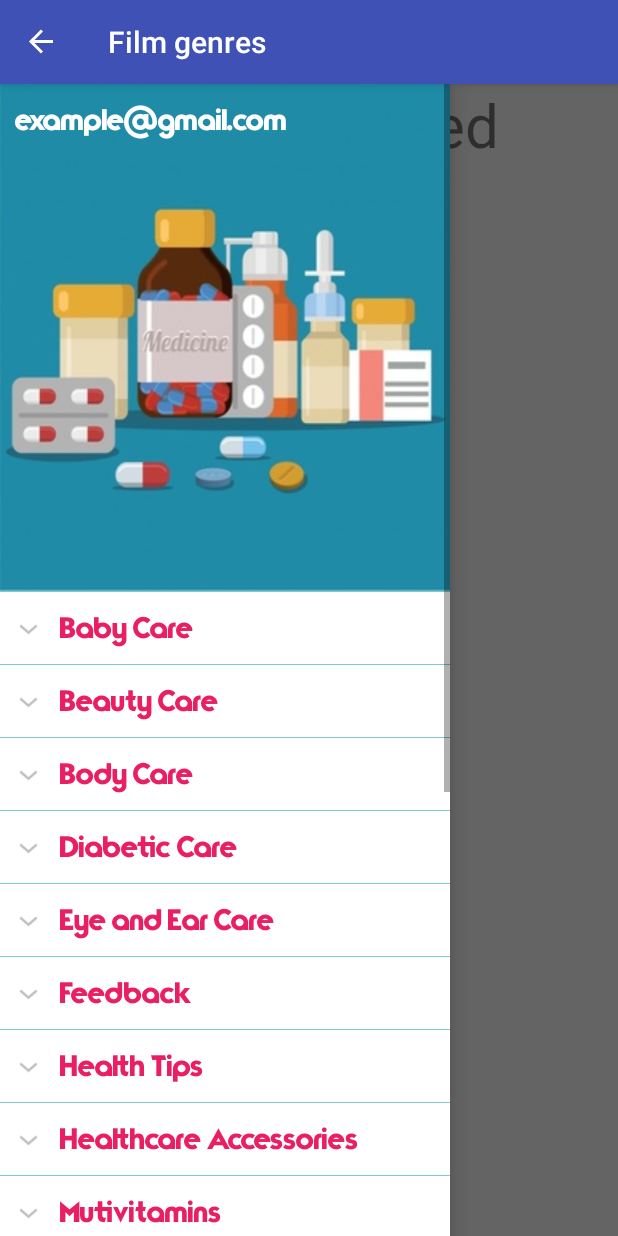
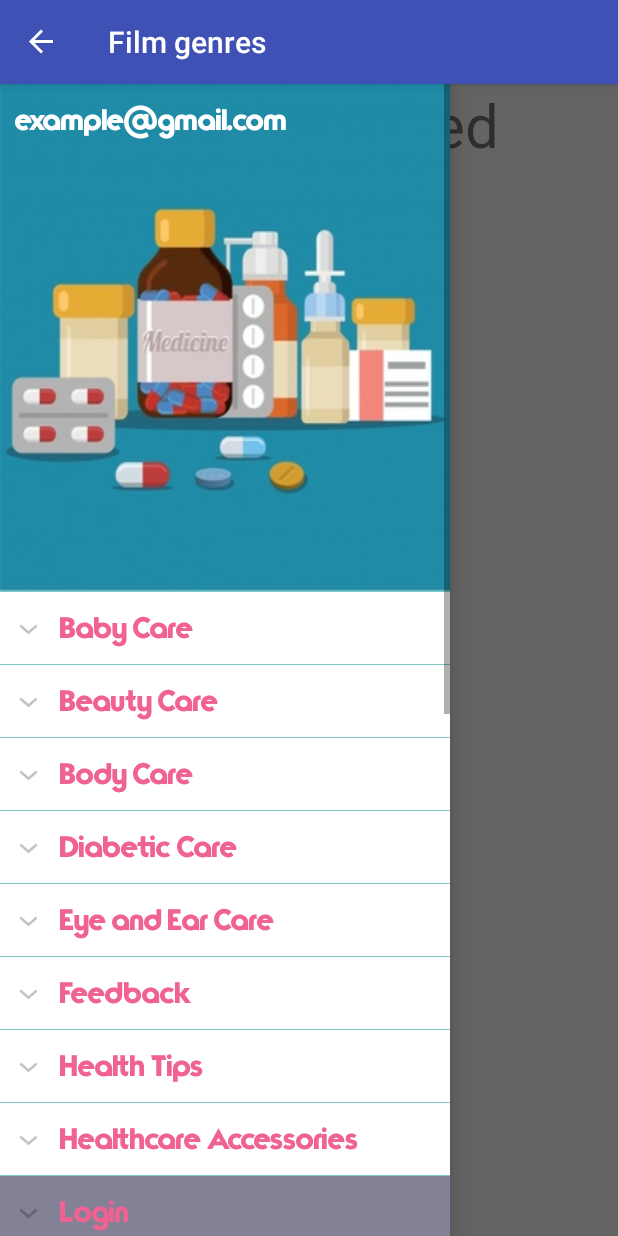
Before and after one commit to pritomzap/EPharma-DEMO, an Android app: the MainActivity screen opened directly, with no data from a screen before it, with the side drawer open, on a phone screen of 412 x 824 dp. Run offline under Robolectric (Android 15) with nearby library versions, the phone set to English and light mode, and no system bars; libraries missing offline, so code that uses them is left out: es.dmoral.toasty.

Commit message:
commit 4(Login and reg menu added)

```diff
--- a/app/src/main/java/com/example/user/epharma_demo/MainActivity.java
+++ b/app/src/main/java/com/example/user/epharma_demo/MainActivity.java
@@ -112,9 +112,12 @@ public class MainActivity extends AppCompatActivity {
             @Override
             public boolean onGroupClick(ExpandableListView expandableListView, View view, int i, long l) {
                 if (i == 2 || i == 3 || i == 4 || i == 5 || i == 6 || i == 7 || i == 8 || i >= 10) {
+                    if (i == 2)
+                        mNavigationManager.showFragmentBody("Body Care");
                     Toasty.error(getApplicationContext(), "Zero Child no fragment created", Toast.LENGTH_SHORT, true).show();
+                    mDrawerLayout.closeDrawer(GravityCompat.START);
+                }
 
-                }
                 //Toasty.error(getApplicationContext(),""+i, Toast.LENGTH_SHORT, true).show();
                 return false;
             }
--- a/app/src/main/java/com/example/user/epharma_demo/adapter/CustomExpandableListAdapter.java
+++ b/app/src/main/java/com/example/user/epharma_demo/adapter/CustomExpandableListAdapter.java
@@ -1,5 +1,6 @@
 package com.example.user.epharma_demo.adapter;
 
+import android.annotation.SuppressLint;
 import android.content.Context;
 import android.graphics.Typeface;
 import android.view.LayoutInflater;
@@ -77,6 +78,7 @@ public class CustomExpandableListAdapter extends BaseExpandableListAdapter {
         return listPosition;
     }
 
+    @SuppressLint("ResourceAsColor")
     @Override
     public View getGroupView(int listPosition, boolean isExpanded,
                              View convertView, ViewGroup parent) {
@@ -87,8 +89,14 @@ public class CustomExpandableListAdapter extends BaseExpandableListAdapter {
         TextView listTitleTextView = (TextView) convertView
                 .findViewById(R.id.listTitle);
 
+
         listTitleTextView.setTypeface(Typeface.createFromAsset(mContext.getAssets(), "fonts/font2.otf"));
         listTitleTextView.setText(listTitle);
+        if (listTitle.equals("Login")) {
+            listTitleTextView.setBackgroundColor(R.color.color3);
+        } else if (listTitle.equals("Registration")) {
+            listTitleTextView.setBackgroundColor(R.color.color3);
+        }
         return convertView;
     }
 
--- a/app/src/main/java/com/example/user/epharma_demo/datasource/ExpandableListDataSource.java
+++ b/app/src/main/java/com/example/user/epharma_demo/datasource/ExpandableListDataSource.java
@@ -10,17 +10,10 @@ import java.util.List;
 import java.util.Map;
 import java.util.TreeMap;
 
-/**
- * Created by msahakyan on 22/10/15.
- */
+
 public class ExpandableListDataSource {
 
-    /**
-     * Returns fake data of films
-     *
-     * @param context
-     * @return
-     */
+
     public static Map<String, List<String>> getData(Context context) {
         Map<String, List<String>> expandableListData = new TreeMap<>();
 
@@ -48,6 +41,8 @@ public class ExpandableListDataSource {
         expandableListData.put(filmGenres.get(12), singleValue);
         expandableListData.put(filmGenres.get(13), singleValue);
         expandableListData.put(filmGenres.get(14), singleValue);
+        expandableListData.put(filmGenres.get(15), singleValue);
+        expandableListData.put(filmGenres.get(16), singleValue);
 
 
         return expandableListData;
--- a/app/src/main/java/com/example/user/epharma_demo/fragment/navigation/NavigationManager.java
+++ b/app/src/main/java/com/example/user/epharma_demo/fragment/navigation/NavigationManager.java
@@ -1,8 +1,6 @@
 package com.example.user.epharma_demo.fragment.navigation;
 
-/**
- * @author msahakyan
- */
+
 
 public interface NavigationManager {
 
@@ -35,4 +33,8 @@ public interface NavigationManager {
     void showFragmentFeedback(String title);
 
     void showFragmentContactUs(String title);
+
+    void showFragmentLogin(String title);
+
+    void showFragmentRegistration(String title);
 }
--- a/app/src/main/res/layout/list_group.xml
+++ b/app/src/main/res/layout/list_group.xml
@@ -12,7 +12,7 @@
         android:paddingBottom="10dp"
         android:paddingLeft="?android:attr/expandableListPreferredItemPaddingLeft"
         android:paddingTop="10dp"
-        android:textColor="@color/color1"
+        android:textColor="@color/color2"
         android:textSize="20dp" />
 
 </LinearLayout>
--- a/app/src/main/res/values/colors.xml
+++ b/app/src/main/res/values/colors.xml
@@ -16,4 +16,5 @@
     <color name="grey">#B0BEC5</color>
     <color name="purple">#B39DDB</color>
     <color name="pink">#F48FB1</color>
+    <color name="color3">#37474F</color>
 </resources>
--- a/app/src/main/res/values/strings.xml
+++ b/app/src/main/res/values/strings.xml
@@ -24,6 +24,8 @@
         <item>Share this app</item>
         <item>Feedback</item>
         <item>contact us</item>
+        <item>Login</item>
+        <item>Registration</item>
     </string-array>
 
     <string-array name="baby_care">
```
Also changed, not shown: app/src/main/java/com/example/user/epharma_demo/fragment/navigation/FragmentNavigationManager.java (+11 -3 lines).
